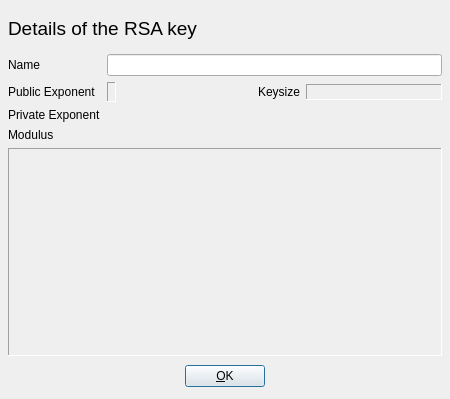
This is ui/KeyDetail.ui in chris2511/xca as Qt 5 draws it before an edit. The edited form follows.
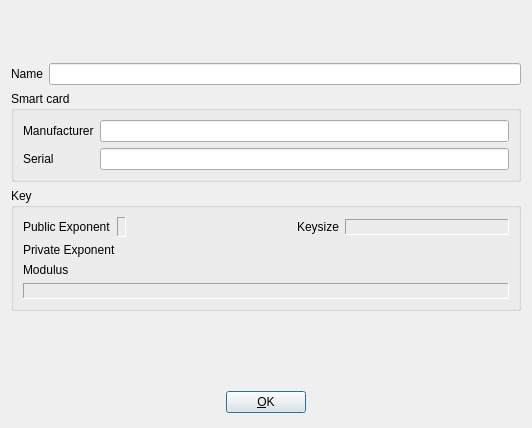
This is the edited form. Custom widgets are drawn as their Qt base class.

Commit message: merge Scard details and key details

What changed in the file:
```diff
--- a/ui/KeyDetail.ui
+++ b/ui/KeyDetail.ui
@@ -1,35 +1,32 @@
 <ui version="4.0" >
  <class>KeyDetail</class>
- <widget class="QDialog" name="KeyDetail" >
-  <property name="geometry" >
+ <widget class="QDialog" name="KeyDetail">
+  <property name="geometry">
    <rect>
     <x>0</x>
     <y>0</y>
-    <width>450</width>
-    <height>399</height>
+    <width>532</width>
+    <height>428</height>
    </rect>
   </property>
   <property name="windowTitle" >
    <string>KeyDetail</string>
   </property>
-  <layout class="QVBoxLayout" >
-   <property name="margin" >
-    <number>8</number>
-   </property>
-   <property name="spacing" >
+  <layout class="QVBoxLayout" name="verticalLayout_2">
+   <item>
+    <widget class="QWidget" name="widget" native="true"/>
+   </item>
+   <item>
+    <layout class="QHBoxLayout">
+     <property name="spacing">
     <number>6</number>
    </property>
-   <item>
-    <layout class="QHBoxLayout" >
-     <property name="margin" >
+     <property name="margin">
       <number>0</number>
      </property>
-     <property name="spacing" >
-      <number>6</number>
-     </property>
      <item>
-      <widget class="QLabel" name="tlHeader" >
-       <property name="font" >
+      <widget class="QLabel" name="tlHeader">
+       <property name="font">
         <font>
          <family>Arial</family>
          <pointsize>14</pointsize>
@@ -40,8 +37,8 @@
          <strikeout>false</strikeout>
         </font>
        </property>
-       <property name="text" >
-        <string>Details of the RSA key</string>
+       <property name="text">
+        <string/>
        </property>
       </widget>
      </item>
@@ -62,11 +59,9 @@
       </spacer>
      </item>
      <item>
-      <widget class="QLabel" name="image" >
-       <property name="sizePolicy" >
-        <sizepolicy>
-         <hsizetype>0</hsizetype>
-         <vsizetype>0</vsizetype>
+      <widget class="QLabel" name="image">
+       <property name="sizePolicy">
+        <sizepolicy hsizetype="Fixed" vsizetype="Fixed">
          <horstretch>0</horstretch>
          <verstretch>0</verstretch>
         </sizepolicy>
@@ -91,23 +86,17 @@
     </layout>
    </item>
    <item>
-    <layout class="QGridLayout" >
-     <property name="margin" >
-      <number>0</number>
-     </property>
-     <property name="spacing" >
-      <number>6</number>
-     </property>
-     <item row="0" column="0" >
-      <widget class="QLabel" name="TextLabel1" >
-       <property name="text" >
+    <layout class="QHBoxLayout" name="horizontalLayout_3">
+     <item>
+      <widget class="QLabel" name="TextLabel1">
+       <property name="text">
         <string>Name</string>
        </property>
       </widget>
      </item>
-     <item row="0" column="1" >
-      <widget class="QLineEdit" name="keyDesc" >
-       <property name="toolTip" >
+     <item>
+      <widget class="QLineEdit" name="keyDesc">
+       <property name="toolTip">
         <string>The internal name of the key used by xca</string>
        </property>
        <property name="maxLength" >
@@ -115,17 +104,63 @@
        </property>
       </widget>
      </item>
-     <item row="1" column="1" >
-      <layout class="QHBoxLayout" >
-       <property name="margin" >
-        <number>0</number>
-       </property>
-       <property name="spacing" >
-        <number>6</number>
-       </property>
+    </layout>
+   </item>
+   <item>
+    <widget class="QGroupBox" name="cardBox">
+     <property name="title">
+      <string>Smart card</string>
+     </property>
+     <layout class="QGridLayout" name="gridLayout">
+      <item row="0" column="0">
+       <widget class="QLabel" name="label">
+        <property name="text">
+         <string>Manufacturer</string>
+        </property>
+       </widget>
+      </item>
+      <item row="0" column="1">
+       <widget class="QLineEdit" name="cardManufacturer">
+        <property name="readOnly">
+         <bool>true</bool>
+        </property>
+       </widget>
+      </item>
+      <item row="1" column="0">
+       <widget class="QLabel" name="label_2">
+        <property name="text">
+         <string>Serial</string>
+        </property>
+       </widget>
+      </item>
+      <item row="1" column="1">
+       <widget class="QLineEdit" name="cardSerial">
+        <property name="readOnly">
+         <bool>true</bool>
+        </property>
+       </widget>
+      </item>
+     </layout>
+    </widget>
+   </item>
        <item>
-        <widget class="CopyLabel" name="keyPubEx" >
-         <property name="frameShape" >
+    <widget class="QGroupBox" name="keyBox">
+     <property name="title">
+      <string>Key</string>
+     </property>
+     <layout class="QVBoxLayout" name="verticalLayout">
+      <item>
+       <layout class="QHBoxLayout" name="horizontalLayout">
+        <item>
+         <widget class="QLabel" name="tlPubEx">
+          <property name="text">
+           <string>Public Exponent</string>
+          </property>
+         </widget>
+        </item>
+        <item>
+         <widget class="CopyLabel" name="keyPubEx">
+          <property name="frameShape">
           <enum>QFrame::Panel</enum>
          </property>
          <property name="frameShadow" >
@@ -150,18 +185,16 @@
         </spacer>
        </item>
        <item>
-        <widget class="QLabel" name="TextLabel3" >
-         <property name="text" >
+         <widget class="QLabel" name="TextLabel3">
+          <property name="text">
           <string>Keysize</string>
          </property>
         </widget>
        </item>
        <item>
-        <widget class="QLabel" name="keyLength" >
-         <property name="sizePolicy" >
-          <sizepolicy>
-           <hsizetype>7</hsizetype>
-           <vsizetype>0</vsizetype>
+         <widget class="QLabel" name="keyLength">
+          <property name="sizePolicy">
+           <sizepolicy hsizetype="Expanding" vsizetype="Fixed">
            <horstretch>0</horstretch>
            <verstretch>0</verstretch>
           </sizepolicy>
@@ -176,26 +209,25 @@
        </item>
       </layout>
      </item>
-     <item row="2" column="0" >
-      <widget class="QLabel" name="tlPrivEx" >
-       <property name="text" >
+      <item>
+       <layout class="QHBoxLayout" name="horizontalLayout_2">
+        <item>
+         <widget class="QLabel" name="tlPrivEx">
+          <property name="sizePolicy">
+           <sizepolicy hsizetype="Minimum" vsizetype="Preferred">
+            <horstretch>0</horstretch>
+            <verstretch>0</verstretch>
+           </sizepolicy>
+          </property>
+          <property name="text">
         <string>Private Exponent</string>
        </property>
       </widget>
      </item>
-     <item row="1" column="0" >
-      <widget class="QLabel" name="tlPubEx" >
-       <property name="text" >
-        <string>Public Exponent</string>
-       </property>
-      </widget>
-     </item>
-     <item row="2" column="1" >
-      <widget class="ClickLabel" name="keyPrivEx" >
-       <property name="sizePolicy" >
-        <sizepolicy>
-         <hsizetype>13</hsizetype>
-         <vsizetype>13</vsizetype>
+        <item>
+         <widget class="ClickLabel" name="keyPrivEx">
+          <property name="sizePolicy">
+           <sizepolicy hsizetype="Expanding" vsizetype="Ignored">
          <horstretch>0</horstretch>
          <verstretch>0</verstretch>
         </sizepolicy>
@@ -205,11 +237,9 @@
     </layout>
    </item>
    <item>
-    <widget class="QLabel" name="tlModulus" >
-     <property name="sizePolicy" >
-      <sizepolicy>
-       <hsizetype>1</hsizetype>
-       <vsizetype>0</vsizetype>
+       <widget class="QLabel" name="tlModulus">
+        <property name="sizePolicy">
+         <sizepolicy hsizetype="Minimum" vsizetype="Fixed">
        <horstretch>0</horstretch>
        <verstretch>0</verstretch>
       </sizepolicy>
@@ -220,11 +250,9 @@
     </widget>
    </item>
    <item>
-    <widget class="CopyLabel" name="keyModulus" >
-     <property name="sizePolicy" >
-      <sizepolicy>
-       <hsizetype>5</hsizetype>
-       <vsizetype>3</vsizetype>
+       <widget class="CopyLabel" name="keyModulus">
+        <property name="sizePolicy">
+         <sizepolicy hsizetype="Preferred" vsizetype="MinimumExpanding">
        <horstretch>0</horstretch>
        <verstretch>0</verstretch>
       </sizepolicy>
@@ -240,12 +268,25 @@
      </property>
     </widget>
    </item>
+     </layout>
+    </widget>
+   </item>
    <item>
-    <layout class="QHBoxLayout" >
-     <property name="margin" >
-      <number>0</number>
+    <spacer name="verticalSpacer">
+     <property name="orientation">
+      <enum>Qt::Vertical</enum>
      </property>
-     <property name="spacing" >
+     <property name="sizeHint" stdset="0">
+      <size>
+       <width>17</width>
+       <height>57</height>
+      </size>
+     </property>
+    </spacer>
+   </item>
+   <item>
+    <layout class="QHBoxLayout">
+     <property name="spacing">
       <number>6</number>
      </property>
      <item>
@@ -262,8 +303,8 @@
       </spacer>
      </item>
      <item>
-      <widget class="QPushButton" name="but_ok" >
-       <property name="text" >
+      <widget class="QPushButton" name="but_ok">
+       <property name="text">
         <string>&amp;OK</string>
        </property>
       </widget>
@@ -287,16 +328,6 @@
     </layout>
    </item>
   </layout>
-  <widget class="QWidget" native="1" name="widget" >
-   <property name="geometry" >
-    <rect>
-     <x>0</x>
-     <y>0</y>
-     <width>100</width>
-     <height>30</height>
-    </rect>
-   </property>
-  </widget>
  </widget>
  <customwidgets>
   <customwidget>
```
Left out of the diff: 56 changed lines with no effect on the pictures. Lines whose indentation alone changed are shown as unchanged. The commit also changes 13 other files.
